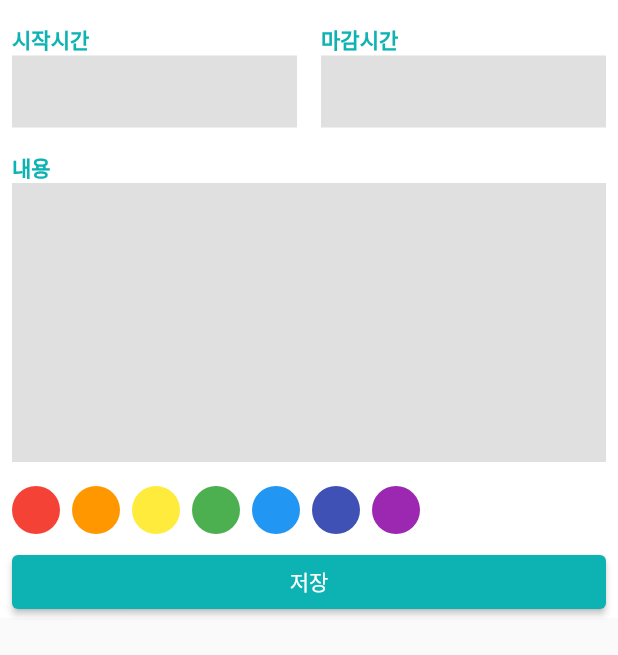
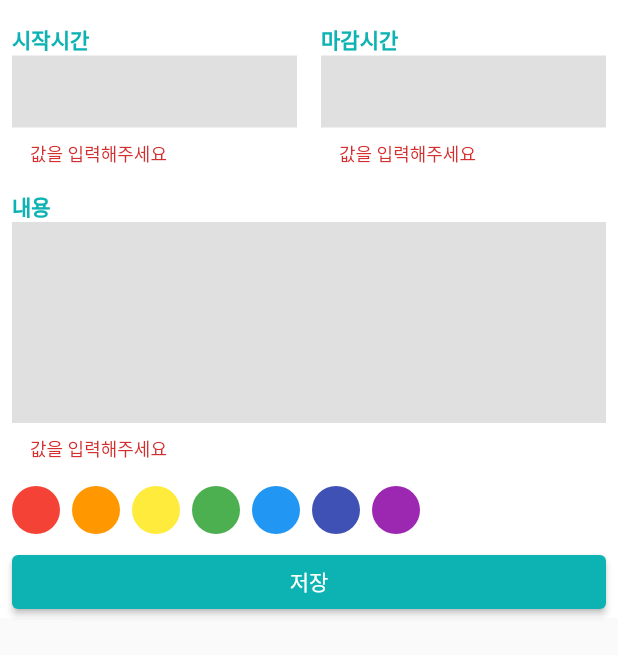
Before and after one commit to cold-pumpkin/coding-factory, a Flutter app: the ScheduleBottomSheet widget shown alone on an empty page, opened directly, after a tap on "저장", on a phone screen of 412 x 824 dp. Shown: the top 655 px of the screen. Run offline on Flutter 3.47's test engine with Material 2 defaults, Android fonts, the phone set to English and light mode, and no system bars; our stand-ins replace drift, geolocator, google_maps_flutter, table_calendar, webview_flutter; accounts and stored records are empty; generated files the repository leaves out were written again; Roboto replaces fonts that are missing (NotoSans).

Commit message:
캘린더 스케줄러 - TextFormField로 전환하기

```diff
--- a/calender_scheduler/lib/component/custom_text_field.dart
+++ b/calender_scheduler/lib/component/custom_text_field.dart
@@ -27,8 +27,14 @@ class CustomTextField extends StatelessWidget {
     );
   }
 
-  TextField renderTextField() {
-    return TextField(
+  TextFormField renderTextField() {
+    return TextFormField(
+      validator: (String? val) {
+        if (val == null || val.isEmpty) {
+          return '값을 입력해주세요';
+        }
+        return null;
+      },
       cursorColor: Colors.grey,
       keyboardType: isTime ? TextInputType.number : TextInputType.multiline,
       maxLines: isTime ? 1 : null,
--- a/calender_scheduler/lib/component/schedule_bottom_sheet.dart
+++ b/calender_scheduler/lib/component/schedule_bottom_sheet.dart
@@ -2,9 +2,15 @@ import "package:calender_scheduler/component/custom_text_field.dart";
 import "package:calender_scheduler/const/colors.dart";
 import "package:flutter/material.dart";
 
-class ScheduleBottomSheet extends StatelessWidget {
+class ScheduleBottomSheet extends StatefulWidget {
   const ScheduleBottomSheet({super.key});
 
+  @override
+  State<ScheduleBottomSheet> createState() => _ScheduleBottomSheetState();
+}
+
+class _ScheduleBottomSheetState extends State<ScheduleBottomSheet> {
+  final GlobalKey<FormState> formKey = GlobalKey();
   @override
   Widget build(BuildContext context) {
     final bottomInset = MediaQuery.of(context).viewInsets.bottom; // 키보드 올라오는 높이
@@ -26,29 +32,48 @@ class ScheduleBottomSheet extends StatelessWidget {
                 right: 8,
                 top: 16,
               ),
+              child: Form(
+                key: formKey,
                 child: Column(
                   crossAxisAlignment: CrossAxisAlignment.start,
-                children: const [
-                  _Time(),
-                  SizedBox(
+                  children: [
+                    const _Time(),
+                    const SizedBox(
                       height: 16,
                     ),
-                  _Content(),
-                  SizedBox(
+                    const _Content(),
+                    const SizedBox(
                       height: 16,
                     ),
-                  _ColorPicker(),
-                  SizedBox(
+                    const _ColorPicker(),
+                    const SizedBox(
                       height: 8,
                     ),
-                  _SaveButton(),
+                    _SaveButton(
+                      onPressed: onSavePressed,
+                    ),
                   ],
                 ),
               ),
             ),
           ),
         ),
+      ),
     );
+  }
+
+  void onSavePressed() {
+    // formKey는 생성했지만 아직 Form 위젯과 결합하지 않는 경우 (실제 발생은 안함)
+    if (formKey.currentState == null) {
+      return;
+    }
+
+    if (formKey.currentState!.validate()) {
+      // 모든 TextFormField에서 null이 리턴 (에러 없음)
+      print('에러가 없습니다');
+    } else {
+      print('에러가 있습니다');
+    }
   }
 }
 
@@ -127,7 +152,11 @@ class _ColorPicker extends StatelessWidget {
 }
 
 class _SaveButton extends StatelessWidget {
-  const _SaveButton();
+  final VoidCallback onPressed;
+
+  const _SaveButton({
+    required this.onPressed,
+  });
 
   @override
   Widget build(BuildContext context) {
@@ -135,7 +164,7 @@ class _SaveButton extends StatelessWidget {
       children: [
         Expanded(
           child: ElevatedButton(
-            onPressed: () {},
+            onPressed: onPressed,
             style: ElevatedButton.styleFrom(
               backgroundColor: PRIMARY_COLOR,
             ),
--- a/calender_scheduler/lib/main.dart
+++ b/calender_scheduler/lib/main.dart
@@ -30,8 +30,6 @@ void main() async {
     }
   }
 
-  print(await database.getCategoryColors());
-
   runApp(
     MaterialApp(
       theme: ThemeData(
```
Lines whose indentation alone changed are shown as unchanged.
